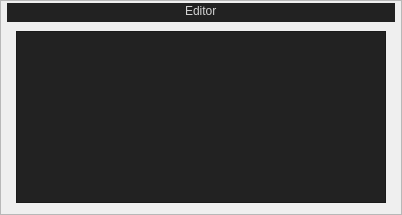
Qt form RAGE/ADTOR/ui/UI_SearchBar.ui (XDreamist/RAGE-NGYN) before a commit.
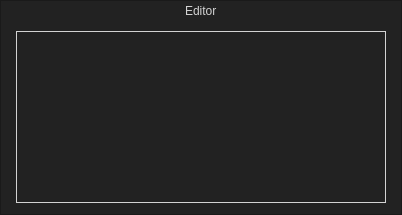
The same form after that commit. Custom widgets are drawn as their Qt base class.

Diff of the .ui file:
```diff
--- a/RAGE/ADTOR/ui/UI_SearchBar.ui
+++ b/RAGE/ADTOR/ui/UI_SearchBar.ui
@@ -13,6 +13,11 @@
   <property name="windowTitle">
    <string>Frame</string>
   </property>
+  <property name="styleSheet">
+   <string notr="true">#SearchBarBackground {
+	background-color: #222222;
+}</string>
+  </property>
   <property name="frameShape">
    <enum>QFrame::StyledPanel</enum>
   </property>
@@ -71,11 +76,33 @@
          <string notr="true">#listView {
 	color: #D3D3D3;
 	background-color: #222222;
+	border: 1px solid #D3D3D3;
 }</string>
         </property>
+        <property name="sizeAdjustPolicy">
+         <enum>QAbstractScrollArea::AdjustToContents</enum>
+        </property>
         <property name="editTriggers">
          <set>QAbstractItemView::NoEditTriggers</set>
         </property>
+        <property name="isWrapping" stdset="0">
+         <bool>true</bool>
+        </property>
+        <property name="spacing">
+         <number>1</number>
+        </property>
+        <property name="uniformItemSizes">
+         <bool>true</bool>
+        </property>
+        <property name="batchSize">
+         <number>88</number>
+        </property>
+        <property name="wordWrap">
+         <bool>true</bool>
+        </property>
+        <property name="gh" stdset="0">
+         <string/>
+        </property>
        </widget>
       </item>
      </layout>
```
